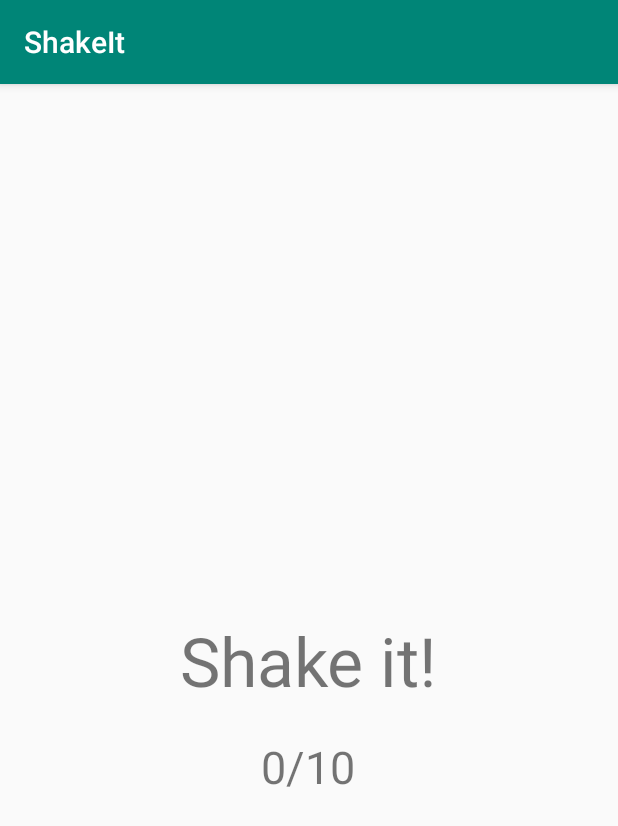
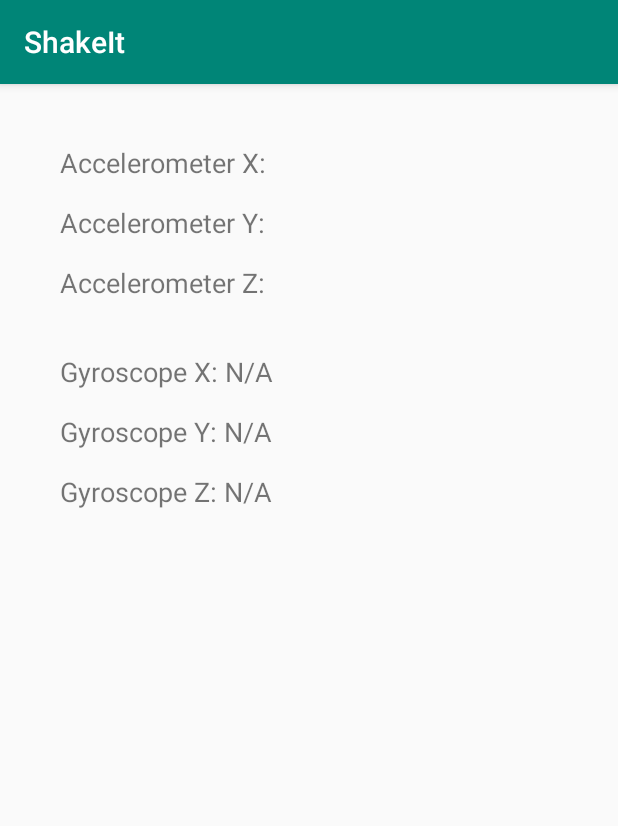
Before and after one commit to Miao4382/ShakeIt, an Android app: the screen it shows after launch (MainActivity before the commit, SensorReading after it), on a phone screen of 412 x 824 dp. Shown: the top 826 px of the screen. Run offline under Robolectric (Android 15) with nearby library versions, the phone set to English and light mode, and no system bars.

Commit message:
gyroscope detection

```diff
--- a/app/src/main/AndroidManifest.xml
+++ b/app/src/main/AndroidManifest.xml
@@ -9,7 +9,13 @@
         android:roundIcon="@mipmap/ic_launcher_round"
         android:supportsRtl="true"
         android:theme="@style/AppTheme">
-        <activity android:name=".MainActivity">
+        <activity
+            android:name=".MainActivity"
+            android:screenOrientation="portrait">
+
+        </activity>
+        <activity android:name=".SensorReading"
+            android:screenOrientation="portrait">
             <intent-filter>
                 <action android:name="android.intent.action.MAIN" />
 
--- a/app/src/main/java/com/example/shakeit/MainActivity.kt
+++ b/app/src/main/java/com/example/shakeit/MainActivity.kt
@@ -9,6 +9,10 @@ import androidx.appcompat.app.AppCompatActivity
 import android.os.Bundle
 import android.util.Log
 import kotlinx.android.synthetic.main.activity_main.*
+import java.text.SimpleDateFormat
+import java.time.LocalDateTime
+import java.util.*
+import kotlin.concurrent.thread
 import kotlin.math.absoluteValue
 import kotlin.random.Random
 import android.hardware.SensorManager as SensorManager
@@ -19,7 +23,7 @@ class MainActivity : AppCompatActivity(), SensorEventListener {
     private lateinit var sensorManager: SensorManager
     private var accelerometer: Sensor? = null
     private var shakeNum: Int = 0
-    private val interval: Long = 1000000000     // unit: nanoseconds
+    private val interval: Long = 2000000000     // unit: nanoseconds
     private var lastTime: Long = 0
     private var randomNum: Int = 0
 
@@ -33,16 +37,15 @@ class MainActivity : AppCompatActivity(), SensorEventListener {
         this.sensorManager = getSystemService(Context.SENSOR_SERVICE) as SensorManager
 
         // setup the text view and clicking behavior
-        shakeTxt.text = "Shake it!"
-        shakeTxt.setOnClickListener {
-            Log.d("shake_button:", "shake button clicked")
-
-            // generate a new random number
-            randomNum = Random.nextInt(1, 6)
-            shakeTxt.text = randomNum.toString()
-//            Log.d("shake_button:", "shake button clicked2")
-        }
-
+//        shakeTxt.text = "Shake it!"
+//        shakeTxt.setOnClickListener {
+//            Log.d("shake_button:", "shake button clicked")
+//
+//            // generate a new random number
+//            randomNum = Random.nextInt(1, 6)
+//            shakeTxt.text = randomNum.toString()
+////            Log.d("shake_button:", "shake button clicked2")
+//        }
 
         // get accelerometer sensor and register listener
         sensorManager.getDefaultSensor(Sensor.TYPE_ACCELEROMETER)?.let {
@@ -66,6 +69,9 @@ class MainActivity : AppCompatActivity(), SensorEventListener {
                     shakeNum += 1
                     shakeNumTxt.text = shakeNum.toString() + "/10"
 
+                    val rn = Random.nextInt(1, 5)
+                    displayInstruction(rn)
+
                     if (shakeNum == 10) {
                         shakeNum = 0
                         shakeNumTxt.text = "0/10"
@@ -84,5 +90,17 @@ class MainActivity : AppCompatActivity(), SensorEventListener {
         }
     }
 
+    // instruction display function
+    private fun displayInstruction(rd: Int) {
+        when (rd) {
+            1 -> { shakeTxt.text = "Shake it!" }
+
+            2 -> { shakeTxt.text = "Spin it" }
+
+            3 -> { shakeTxt.text = "Flip it"}
+
+            4 -> { shakeTxt.text = "Tap it"}
+        }
+    }
 
 }
--- /dev/null
+++ b/app/src/main/java/com/example/shakeit/SensorReading.kt
@@ -0,0 +1,80 @@
+package com.example.shakeit
+
+import android.content.Context
+import android.hardware.Sensor
+import android.hardware.SensorEvent
+import android.hardware.SensorEventListener
+import android.hardware.SensorManager
+import android.os.Bundle
+import android.util.Log
+import android.widget.Toast
+import androidx.appcompat.app.AppCompatActivity
+import kotlinx.android.synthetic.main.sensor_reading.*
+import java.text.SimpleDateFormat
+import java.util.*
+
+class SensorReading : AppCompatActivity(), SensorEventListener {
+    // declares a private member of this class, sensorManager (type is SensorManager)
+    private lateinit var sensorManager: SensorManager
+    private var accelerometer: Sensor? = null
+    private var gyroscope : Sensor? = null
+
+    override fun onCreate(savedInstanceState: Bundle?) {
+        super.onCreate(savedInstanceState)
+        setContentView(R.layout.sensor_reading)
+
+        playGame()
+
+        this.sensorManager = getSystemService(Context.SENSOR_SERVICE) as SensorManager
+
+        // get accelerometer sensor and register listener
+        sensorManager.getDefaultSensor(Sensor.TYPE_ACCELEROMETER)?.let {
+            this.accelerometer = it
+        }
+        accelerometer?.also {
+            sensorManager.registerListener(this, it, SensorManager.SENSOR_DELAY_NORMAL)
+        }
+
+        // get gyroscope sensor and register
+        sensorManager.getDefaultSensor(Sensor.TYPE_GYROSCOPE)?.let {
+            this.gyroscope = it
+        }
+        gyroscope?.also {
+            sensorManager.registerListener(this, it, SensorManager.SENSOR_DELAY_NORMAL)
+        }
+
+        // set tap onclick listener
+        txtTap.setOnClickListener {
+            Toast.makeText(this, "Tapped", Toast.LENGTH_SHORT).show()
+            playGame()
+        }
+    }
+
+    override fun onAccuracyChanged(sensor: Sensor?, accuracy: Int) {
+
+    }
+
+    override fun onSensorChanged(event: SensorEvent?) {
+        when (event?.sensor?.type) {
+            Sensor.TYPE_GYROSCOPE -> {
+                // set the display text of the text view
+                txtGyrReadX.text = "Gyroscope X: " + event.values[0].toString() + "rad/s^2"
+                txtGyrReadY.text = "Gyroscope Y: " + event.values[1].toString() + "rad/s^2"
+                txtGyrReadZ.text = "Gyroscope Z: " + event.values[2].toString() + "rad/s^2"
+            }
+
+            Sensor.TYPE_ACCELEROMETER -> {
+                // set the display text of the text view
+                txtAccReadX.text = "Accelerometer X: " + event.values[0].toString() + "m/s^2"
+                txtAccReadY.text = "Accelerometer Y: " + event.values[1].toString() + "m/s^2"
+                txtAccReadZ.text = "Accelerometer Z: " + event.values[2].toString() + "m/s^2"
+            }
+        }
+    }
+
+    private fun playGame() {
+        val currentTime: String = SimpleDateFormat("ss", Locale.getDefault()).format(Date())
+        Log.d("Timer:", currentTime)
+    }
+
+}
--- /dev/null
+++ b/app/src/main/res/layout/sensor_reading.xml
@@ -0,0 +1,100 @@
+<?xml version="1.0" encoding="utf-8"?>
+<RelativeLayout
+    xmlns:android="http://schemas.android.com/apk/res/android"
+    xmlns:app="http://schemas.android.com/apk/res-auto"
+    xmlns:tools="http://schemas.android.com/tools"
+    android:layout_width="match_parent"
+    android:layout_height="match_parent">
+
+    <TextView
+        android:id="@+id/txtGyrReadY"
+        android:layout_width="wrap_content"
+        android:layout_height="wrap_content"
+        android:layout_alignParentStart="true"
+        android:layout_alignParentTop="true"
+        android:layout_marginStart="40dp"
+        android:layout_marginTop="219dp"
+        android:text="Gyroscope Y: N/A"
+        android:textSize="18sp"
+        app:layout_constraintEnd_toEndOf="parent"
+        app:layout_constraintStart_toStartOf="parent"
+        app:layout_constraintTop_toBottomOf="@+id/txtAccReadY" />
+
+    <TextView
+        android:id="@+id/txtGyrReadZ"
+        android:layout_width="wrap_content"
+        android:layout_height="wrap_content"
+        android:layout_alignParentStart="true"
+        android:layout_alignParentTop="true"
+        android:layout_marginStart="40dp"
+        android:layout_marginTop="259dp"
+        android:text="Gyroscope Z: N/A"
+        android:textSize="18sp"
+        app:layout_constraintEnd_toEndOf="parent"
+        app:layout_constraintStart_toStartOf="parent"
+        app:layout_constraintTop_toBottomOf="@+id/txtAccReadY" />
+
+    <TextView
+        android:id="@+id/txtGyrReadX"
+        android:layout_width="wrap_content"
+        android:layout_height="wrap_content"
+        android:layout_alignParentStart="true"
+        android:layout_alignParentTop="true"
+        android:layout_marginStart="40dp"
+        android:layout_marginTop="179dp"
+        android:text="Gyroscope X: N/A"
+        android:textSize="18sp"
+        app:layout_constraintEnd_toEndOf="parent"
+        app:layout_constraintStart_toStartOf="parent"
+        app:layout_constraintTop_toBottomOf="@+id/txtAccReadY" />
+
+    <TextView
+        android:id="@+id/txtAccReadZ"
+        android:layout_width="wrap_content"
+        android:layout_height="wrap_content"
+        android:layout_alignParentStart="true"
+        android:layout_alignParentTop="true"
+        android:layout_marginStart="40dp"
+        android:layout_marginTop="120dp"
+        android:text="Accelerometer Z:"
+        android:textSize="18sp"
+        app:layout_constraintEnd_toEndOf="parent"
+        app:layout_constraintStart_toStartOf="parent"
+        app:layout_constraintTop_toBottomOf="@+id/txtAccReadY" />
+
+    <TextView
+        android:id="@+id/txtAccReadY"
+        android:layout_width="wrap_content"
+        android:layout_height="wrap_content"
+        android:layout_alignParentStart="true"
+        android:layout_alignParentTop="true"
+        android:layout_marginStart="40dp"
+        android:layout_marginTop="80dp"
+        android:text="Accelerometer Y:"
+        android:textSize="18sp"
+        app:layout_constraintStart_toStartOf="parent"
+        app:layout_constraintTop_toBottomOf="@+id/txtAccReadX" />
+
+    <TextView
+        android:id="@+id/txtAccReadX"
+        android:layout_width="wrap_content"
+        android:layout_height="wrap_content"
+        android:layout_alignParentStart="true"
+        android:layout_alignParentTop="true"
+        android:layout_marginStart="40dp"
+        android:layout_marginTop="40dp"
+        android:text="Accelerometer X:"
+        android:textSize="18sp"
+        app:layout_constraintStart_toStartOf="parent"
+        app:layout_constraintTop_toTopOf="parent" />
+
+    <TextView
+        android:id="@+id/txtTap"
+        android:layout_width="match_parent"
+        android:layout_height="match_parent"
+        android:layout_alignParentStart="true"
+        android:layout_alignParentBottom="true"
+        android:layout_marginStart="0dp"
+        android:layout_marginBottom="0dp" />
+
+</RelativeLayout>
```
